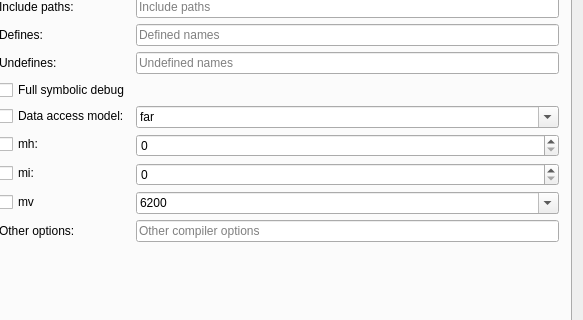
This is mainwindow.ui in molotov-dmitry/ccs-pjt-editor-qt as Qt 5 draws it before an edit; both pictures show x 506 to 1089 and y 99 to 419 of the 1089 by 737 pixel window. The edited form follows.
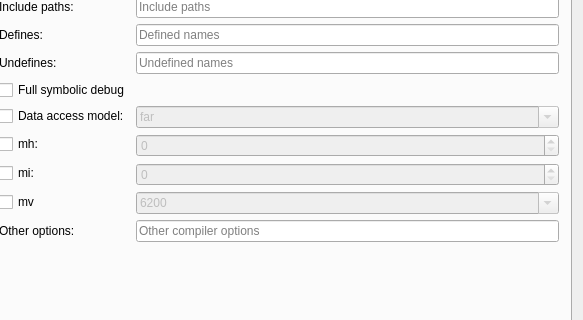
This is the edited form. The open tabs and pages were chosen to show the change. Icons and pictures are not drawn. Custom widgets are drawn as their Qt base class.

Commit message: Updated compiler options tab UI.

```diff
--- a/mainwindow.ui
+++ b/mainwindow.ui
@@ -558,6 +558,9 @@
          </item>
          <item row="5" column="1">
           <widget class="QComboBox" name="editCompilerDataAccessModel">
+           <property name="enabled">
+            <bool>false</bool>
+           </property>
            <property name="editable">
             <bool>true</bool>
            </property>
@@ -589,7 +592,11 @@
           </widget>
          </item>
          <item row="6" column="1">
-          <widget class="QSpinBox" name="editMh"/>
+          <widget class="QSpinBox" name="editMh">
+           <property name="enabled">
+            <bool>false</bool>
+           </property>
+          </widget>
          </item>
          <item row="7" column="0">
           <widget class="QCheckBox" name="checkMi">
@@ -602,7 +609,11 @@
           </widget>
          </item>
          <item row="7" column="1">
-          <widget class="QSpinBox" name="editMi"/>
+          <widget class="QSpinBox" name="editMi">
+           <property name="enabled">
+            <bool>false</bool>
+           </property>
+          </widget>
          </item>
          <item row="8" column="0">
           <widget class="QCheckBox" name="checkMv">
@@ -616,6 +627,9 @@
          </item>
          <item row="8" column="1">
           <widget class="QComboBox" name="editMv">
+           <property name="enabled">
+            <bool>false</bool>
+           </property>
            <property name="editable">
             <bool>true</bool>
            </property>
```
Left out of the diff: 86 changed lines with no effect on the pictures.
